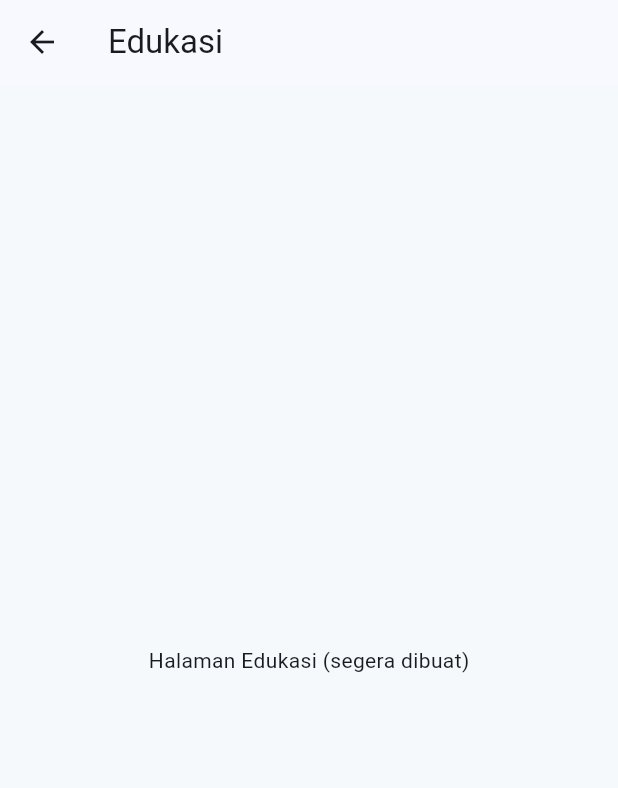
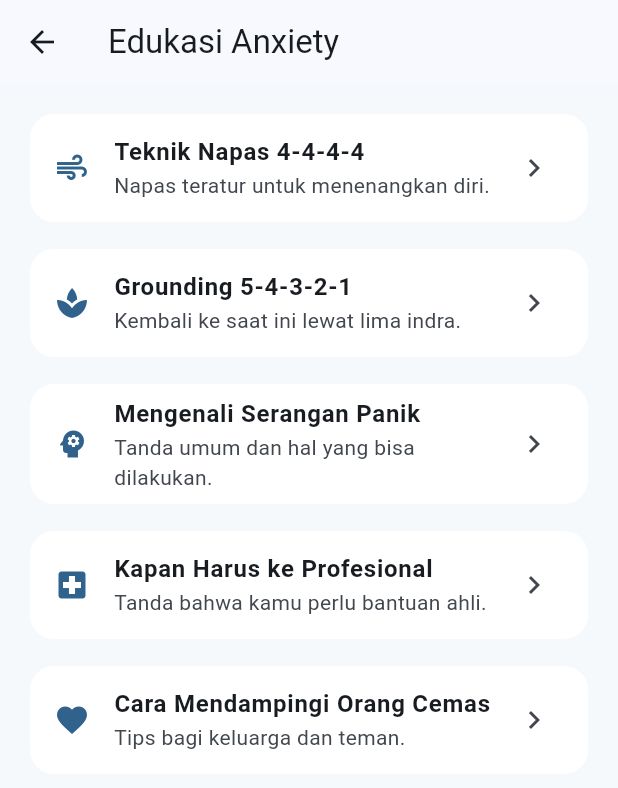
Before and after one commit to atechforce/nady-prototype, a Flutter app: the screen it shows after launch, after a tap on "Edukasi", on a phone screen of 412 x 824 dp. Shown: the top 788 px of the screen. Run offline on Flutter 3.47's test engine with Material 3 defaults, Android fonts, the phone set to English and light mode, and no system bars.

Commit message:
add profile and education features

```diff
--- /dev/null
+++ b/lib/data/education_data.dart
@@ -0,0 +1,67 @@
+import 'package:flutter/material.dart';
+import '../models/education_material.dart';
+
+const educationMaterials = [
+  EducationMaterial(
+    title: 'Teknik Napas 4-4-4-4',
+    category: 'Teknik napas',
+    summary: 'Napas teratur untuk menenangkan diri.',
+    icon: Icons.air,
+    content: 'Teknik ini membantu memperlambat napas saat cemas.\n\n'
+        '1. Tarik napas lewat hidung selama 4 hitungan.\n'
+        '2. Tahan napas selama 4 hitungan.\n'
+        '3. Hembuskan perlahan lewat mulut selama 4 hitungan.\n'
+        '4. Tahan 4 hitungan sebelum mengulang.\n\n'
+        'Ulangi 4 sampai 6 putaran. Jika pusing, kembali bernapas normal.',
+  ),
+  EducationMaterial(
+    title: 'Grounding 5-4-3-2-1',
+    category: 'Grounding',
+    summary: 'Kembali ke saat ini lewat lima indra.',
+    icon: Icons.spa,
+    content: 'Grounding mengalihkan perhatian dari pikiran cemas ke sekitar.\n\n'
+        'Sebutkan dalam hati atau dengan suara pelan:\n'
+        '• 5 hal yang kamu lihat\n'
+        '• 4 hal yang kamu sentuh\n'
+        '• 3 hal yang kamu dengar\n'
+        '• 2 hal yang kamu cium\n'
+        '• 1 hal yang kamu rasakan di mulut\n\n'
+        'Lakukan perlahan, tidak perlu terburu-buru.',
+  ),
+  EducationMaterial(
+    title: 'Mengenali Serangan Panik',
+    category: 'Pengenalan gejala',
+    summary: 'Tanda umum dan hal yang bisa dilakukan.',
+    icon: Icons.psychology,
+    content: 'Serangan panik bisa berupa jantung berdebar, napas pendek, '
+        'gemetar, berkeringat, atau rasa takut yang kuat.\n\n'
+        'Yang bisa dilakukan:\n'
+        '• Ingat bahwa gejala ini biasanya mereda dalam beberapa menit.\n'
+        '• Duduk di tempat yang aman dan atur napas.\n'
+        '• Hubungi orang terdekat bila perlu.',
+  ),
+  EducationMaterial(
+    title: 'Kapan Harus ke Profesional',
+    category: 'Bantuan profesional',
+    summary: 'Tanda bahwa kamu perlu bantuan ahli.',
+    icon: Icons.local_hospital,
+    content: 'Pertimbangkan menemui psikolog atau psikiater jika:\n'
+        '• Kecemasan berlangsung lama dan mengganggu aktivitas.\n'
+        '• Serangan panik sering berulang.\n'
+        '• Muncul pikiran untuk menyakiti diri sendiri.\n\n'
+        'Jika kamu dalam situasi darurat, segera hubungi layanan darurat '
+        'setempat atau orang terdekat.',
+  ),
+  EducationMaterial(
+    title: 'Cara Mendampingi Orang Cemas',
+    category: 'Untuk orang terdekat',
+    summary: 'Tips bagi keluarga dan teman.',
+    icon: Icons.favorite,
+    content: 'Jika orang terdekatmu sedang cemas:\n'
+        '• Tetap tenang dan temani dia.\n'
+        '• Dengarkan tanpa menghakimi.\n'
+        '• Ajak bernapas pelan bersama.\n'
+        '• Hindari kalimat seperti "cuma perasaanmu saja".\n'
+        '• Tawarkan bantuan mencari profesional bila perlu.',
+  ),
+];
--- a/lib/screens/dashboard_screen.dart
+++ b/lib/screens/dashboard_screen.dart
@@ -1,25 +1,27 @@
 import 'package:flutter/material.dart';
 import '../widgets/feature_card.dart';
+import 'education_screen.dart';
 import 'placeholder_screen.dart';
+import 'profile_screen.dart';
 
 class DashboardScreen extends StatelessWidget {
   const DashboardScreen({super.key});
 
-  void _open(BuildContext context, String title) {
-    Navigator.push(
-      context,
-      MaterialPageRoute(builder: (_) => PlaceholderScreen(title: title)),
-    );
+  void _go(BuildContext context, Widget page) {
+    Navigator.push(context, MaterialPageRoute(builder: (_) => page));
   }
 
   @override
   Widget build(BuildContext context) {
-    final items = [
-      (Icons.person, 'Profil', 'Data pengguna'),
-      (Icons.menu_book, 'Edukasi', 'Materi anxiety'),
-      (Icons.chat_bubble, 'Chatbot', 'Tanya NaDy (demo)'),
-      (Icons.contacts, 'Kontak Darurat', 'Orang terdekat'),
-      (Icons.monitor_heart, 'Sesi Monitoring', 'Simulasi sesi'),
+    final items = <(IconData, String, String, Widget)>[
+      (Icons.person, 'Profil', 'Data pengguna', const ProfileScreen()),
+      (Icons.menu_book, 'Edukasi', 'Materi anxiety', const EducationScreen()),
+      (Icons.chat_bubble, 'Chatbot', 'Tanya NaDy (demo)',
+          const PlaceholderScreen(title: 'Chatbot')),
+      (Icons.contacts, 'Kontak Darurat', 'Orang terdekat',
+          const PlaceholderScreen(title: 'Kontak Darurat')),
+      (Icons.monitor_heart, 'Sesi Monitoring', 'Simulasi sesi',
+          const PlaceholderScreen(title: 'Sesi Monitoring')),
     ];
 
     return Scaffold(
@@ -53,7 +55,7 @@ class DashboardScreen extends StatelessWidget {
                       icon: item.$1,
                       title: item.$2,
                       subtitle: item.$3,
-                      onTap: () => _open(context, item.$2),
+                      onTap: () => _go(context, item.$4),
                     ),
                 ],
               ),
--- /dev/null
+++ b/lib/screens/education_screen.dart
@@ -0,0 +1,80 @@
+import 'package:flutter/material.dart';
+import '../data/education_data.dart';
+import '../models/education_material.dart';
+
+class EducationScreen extends StatelessWidget {
+  const EducationScreen({super.key});
+
+  @override
+  Widget build(BuildContext context) {
+    return Scaffold(
+      appBar: AppBar(title: const Text('Edukasi Anxiety')),
+      body: ListView.separated(
+        padding: const EdgeInsets.all(16),
+        itemCount: educationMaterials.length,
+        separatorBuilder: (_, __) => const SizedBox(height: 10),
+        itemBuilder: (context, i) {
+          final m = educationMaterials[i];
+          return Card(
+            elevation: 0,
+            color: Colors.white,
+            shape: RoundedRectangleBorder(
+                borderRadius: BorderRadius.circular(16)),
+            child: ListTile(
+              leading: Icon(m.icon,
+                  color: Theme.of(context).colorScheme.primary),
+              title: Text(m.title,
+                  style: const TextStyle(fontWeight: FontWeight.w600)),
+              subtitle: Text(m.summary),
+              trailing: const Icon(Icons.chevron_right),
+              onTap: () => Navigator.push(
+                context,
+                MaterialPageRoute(
+                    builder: (_) => EducationDetailScreen(material: m)),
+              ),
+            ),
+          );
+        },
+      ),
+    );
+  }
+}
+
+class EducationDetailScreen extends StatelessWidget {
+  final EducationMaterial material;
+  const EducationDetailScreen({super.key, required this.material});
+
+  @override
+  Widget build(BuildContext context) {
+    return Scaffold(
+      appBar: AppBar(title: Text(material.category)),
+      body: SingleChildScrollView(
+        padding: const EdgeInsets.all(20),
+        child: Column(
+          crossAxisAlignment: CrossAxisAlignment.start,
+          children: [
+            Text(material.title,
+                style: const TextStyle(
+                    fontSize: 22, fontWeight: FontWeight.bold)),
+            const SizedBox(height: 16),
+            Text(material.content,
+                style: const TextStyle(fontSize: 16, height: 1.5)),
+            const SizedBox(height: 24),
+            Container(
+              padding: const EdgeInsets.all(12),
+              decoration: BoxDecoration(
+                color: Colors.amber.shade50,
+                borderRadius: BorderRadius.circular(12),
+              ),
+              child: const Text(
+                'Materi ini bersifat informatif dan bukan pengganti '
+                'tenaga profesional.',
+                style: TextStyle(fontSize: 13),
+              ),
+            ),
+          ],
+        ),
+      ),
+    );
+  }
+}
```
Also changed, not shown: lib/models/education_material.dart (added, +17 -0 lines), lib/models/user_profile.dart (added, +21 -0 lines), lib/screens/profile_screen.dart (added, +112 -0 lines).
